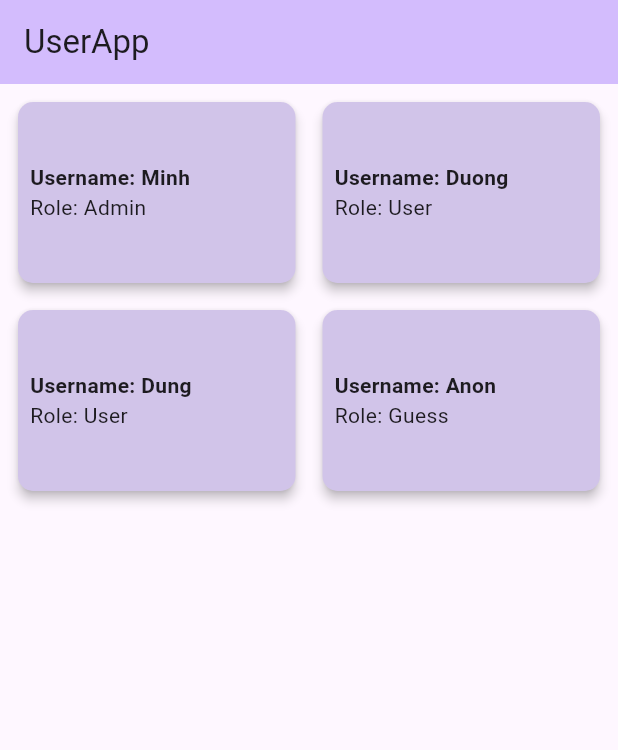
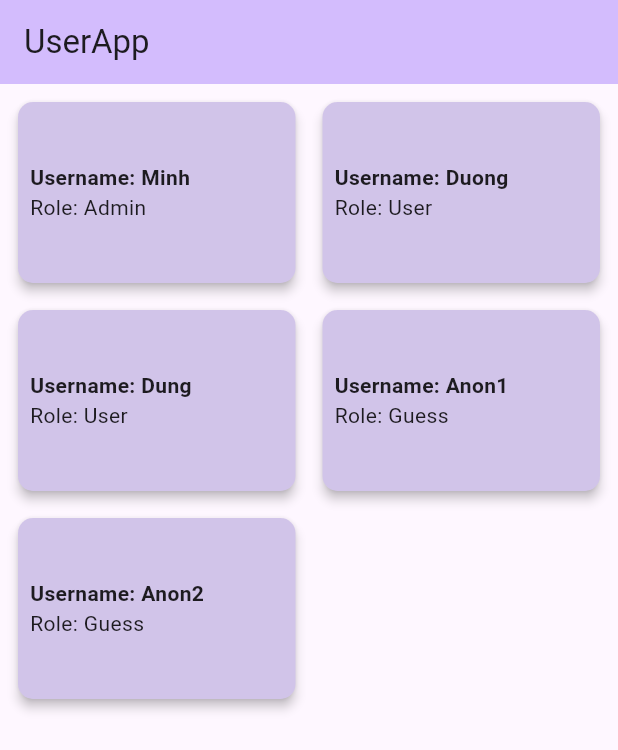
Before and after one commit to hibiskush/Nhom5, a Flutter app: the screen it shows after launch, on a phone screen of 412 x 824 dp. Shown: the top 750 px of the screen. Run offline on Flutter 3.47's test engine with Material 3 defaults, Android fonts, the phone set to English and light mode, and no system bars; our stand-ins replace floating_bottom_navigation_bar, google_fonts, iconsax.

Commit message:
fixed code

```diff
--- a/GKY/gky_22010265/lib/main.dart
+++ b/GKY/gky_22010265/lib/main.dart
@@ -35,7 +35,8 @@ class _MyHomePageState extends State<MyHomePage> {
     User(username: 'Minh', password: '123', role: 'Admin'),
     User(username: 'Duong', password: '3445', role: 'User'),
     User(username: 'Dung', password: '22c', role: 'User'),
-    User(username: 'Anon', password: 'None', role: 'Guess'),
+    User(username: 'Anon1', password: 'None', role: 'Guess'),
+    User(username: 'Anon2', password: 'None', role: 'Guess'),
   ];
 
   @override
```
